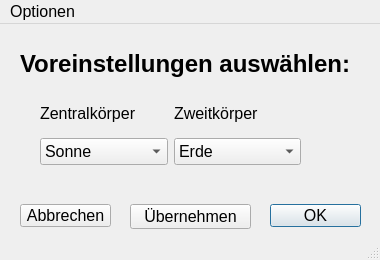
This is ui/examples.ui in fflopsi/twobodyproblem as Qt 5 draws it before an edit. The edited form follows.
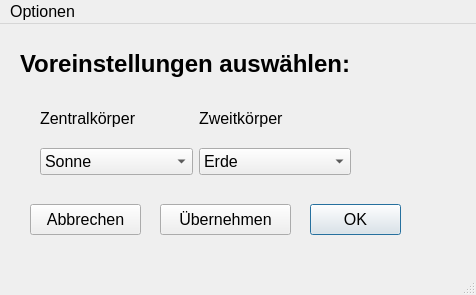
This is the edited form.

Commit message: adapt ui to 125% scaling

Diff of the .ui file:
```diff
--- a/ui/examples.ui
+++ b/ui/examples.ui
@@ -6,8 +6,8 @@
    <rect>
     <x>0</x>
     <y>0</y>
-    <width>380</width>
-    <height>260</height>
+    <width>476</width>
+    <height>295</height>
    </rect>
   </property>
   <property name="sizePolicy">
@@ -24,8 +24,8 @@
   </property>
   <property name="maximumSize">
    <size>
-    <width>380</width>
-    <height>260</height>
+    <width>16777215</width>
+    <height>16777215</height>
    </size>
   </property>
   <property name="font">
@@ -42,7 +42,7 @@
      <rect>
       <x>20</x>
       <y>20</y>
-      <width>351</width>
+      <width>451</width>
       <height>41</height>
      </rect>
     </property>
@@ -55,8 +55,8 @@
      <rect>
       <x>40</x>
       <y>70</y>
-      <width>261</width>
-      <height>71</height>
+      <width>311</width>
+      <height>81</height>
      </rect>
     </property>
     <layout class="QGridLayout" name="gridLayout">
@@ -117,10 +117,10 @@
    <widget class="QPushButton" name="b_ok">
     <property name="geometry">
      <rect>
-      <x>270</x>
+      <x>310</x>
       <y>180</y>
       <width>91</width>
-      <height>23</height>
+      <height>31</height>
      </rect>
     </property>
     <property name="text">
@@ -133,10 +133,10 @@
    <widget class="QPushButton" name="b_cancel">
     <property name="geometry">
      <rect>
-      <x>20</x>
+      <x>30</x>
       <y>180</y>
-      <width>91</width>
-      <height>23</height>
+      <width>111</width>
+      <height>31</height>
      </rect>
     </property>
     <property name="text">
@@ -146,10 +146,10 @@
    <widget class="QPushButton" name="b_fill">
     <property name="geometry">
      <rect>
-      <x>130</x>
+      <x>160</x>
       <y>180</y>
-      <width>121</width>
-      <height>25</height>
+      <width>131</width>
+      <height>31</height>
      </rect>
     </property>
     <property name="text">
@@ -162,8 +162,8 @@
     <rect>
      <x>0</x>
      <y>0</y>
-     <width>380</width>
-     <height>24</height>
+     <width>476</width>
+     <height>34</height>
     </rect>
    </property>
    <widget class="QMenu" name="menuOptionen">
```
The commit also changes 2 other files.
